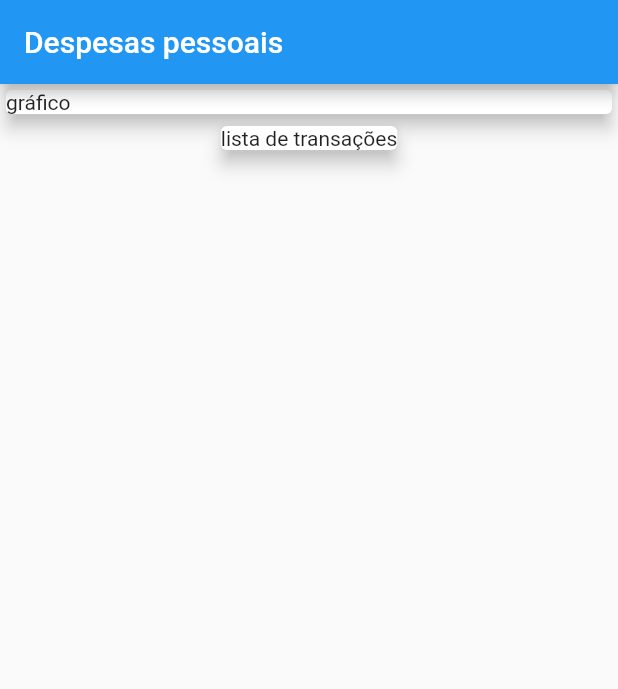
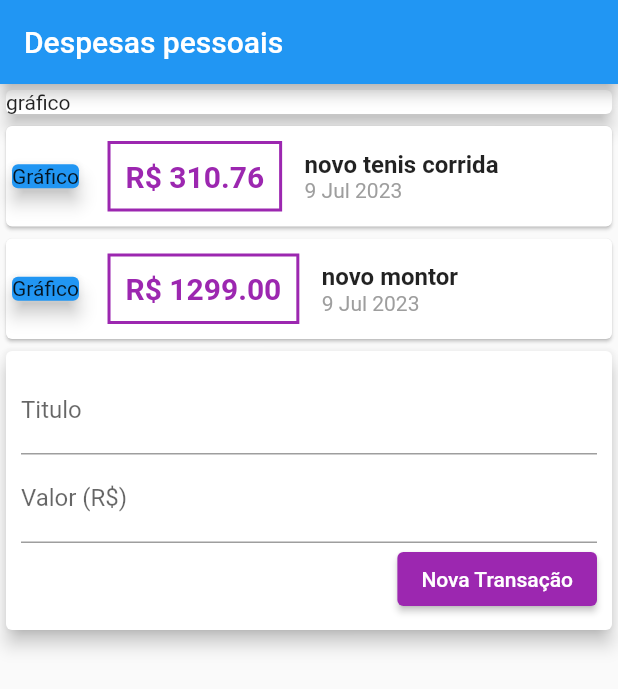
Before and after one commit to manuabigsz/app_expanses, a Flutter app: the screen it shows after launch, on a phone screen of 412 x 824 dp. Shown: the top 689 px of the screen. Run offline on Flutter 3.47's test engine with Material 2 defaults, Android fonts, the phone set to English and light mode, and no system bars.

Commit message:
alterações

```diff
--- /dev/null
+++ b/lib/components/transaction_form.dart
@@ -0,0 +1,40 @@
+import 'package:flutter/material.dart';
+
+class TransactionForm extends StatelessWidget {
+  @override
+  Widget build(BuildContext context) {
+    final titleController = TextEditingController();
+    final valueController = TextEditingController();
+
+    return Card(
+      elevation: 5,
+      child: Padding(
+        padding: const EdgeInsets.all(10),
+        child: Column(
+          children: [
+            TextField(
+              controller: titleController,
+              decoration: InputDecoration(labelText: 'Titulo'),
+            ),
+            TextField(
+              controller: valueController,
+              decoration: InputDecoration(labelText: 'Valor (R\$)'),
+            ),
+            Row(
+              mainAxisAlignment: MainAxisAlignment.end,
+              children: [
+                ElevatedButton(
+                  onPressed: () {},
+                  child: Text('Nova Transação'),
+                  style: ElevatedButton.styleFrom(
+                    backgroundColor: Colors.purple,
+                  ),
+                ),
+              ],
+            ),
+          ],
+        ),
+      ),
+    );
+  }
+}
--- /dev/null
+++ b/lib/components/transaction_list.dart
@@ -0,0 +1,62 @@
+import 'package:flutter/material.dart';
+import 'package:intl/intl.dart';
+import '../models/transaction.dart';
+
+class TransactionList extends StatelessWidget {
+  final List<Transaction> transactions;
+
+  TransactionList(this.transactions);
+
+  @override
+  Widget build(BuildContext context) {
+    return Column(
+      children: transactions.map((tr) {
+        return Card(
+          child: Row(
+            children: [
+              Container(
+                child: Card(
+                  child: Text('Gráfico'),
+                  elevation: 5,
+                  color: Colors.blue,
+                ),
+              ),
+              Container(
+                margin: EdgeInsets.symmetric(horizontal: 15, vertical: 10),
+                child: Text(
+                  'R\$ ${tr.value.toStringAsFixed(2)}',
+                  style: TextStyle(
+                    fontWeight: FontWeight.bold,
+                    fontSize: 20,
+                    color: Colors.purple,
+                  ),
+                ),
+                decoration: BoxDecoration(
+                  border: Border.all(
+                    color: Colors.purple,
+                    width: 2,
+                  ),
+                ),
+                padding: EdgeInsets.all(10),
+              ),
+              Column(
+                mainAxisAlignment: MainAxisAlignment.start,
+                crossAxisAlignment: CrossAxisAlignment.start,
+                children: [
+                  Text(
+                    tr.title,
+                    style: TextStyle(fontSize: 16, fontWeight: FontWeight.bold),
+                  ),
+                  Text(
+                    DateFormat('d MMM y').format(tr.date),
+                    style: TextStyle(color: Colors.grey),
+                  )
+                ],
+              ),
+            ],
+          ),
+        );
+      }).toList(),
+    );
+  }
+}
--- /dev/null
+++ b/lib/components/transaction_user.dart
@@ -0,0 +1,31 @@
+import 'package:flutter/material.dart';
+import 'transaction_form.dart';
+import 'transaction_list.dart';
+import '../models/transaction.dart';
+
+class TransactionUser extends StatefulWidget {
+  @override
+  State<TransactionUser> createState() => _TransactionUser();
+}
+
+class _TransactionUser extends State<TransactionUser> {
+  final _transactions = [
+    Transaction(
+        id: 't1',
+        title: 'novo tenis corrida',
+        value: 310.76,
+        date: DateTime.now()),
+    Transaction(
+        id: 't2', title: 'novo montor', value: 1299.00, date: DateTime.now()),
+  ];
+
+  @override
+  Widget build(BuildContext context) {
+    return Column(
+      children: [
+        TransactionList(_transactions),
+        TransactionForm(),
+      ],
+    );
+  }
+}
--- a/lib/main.dart
+++ b/lib/main.dart
@@ -1,3 +1,6 @@
+import 'package:expansez/components/transaction_form.dart';
+import 'package:expansez/components/transaction_list.dart';
+import 'package:expansez/components/transaction_user.dart';
 import 'package:expansez/models/transaction.dart';
 import 'package:flutter/material.dart';
 
@@ -13,16 +16,6 @@
 }
 
 class MyHomePage extends StatelessWidget {
-  final _transactions = [
-    Transaction(
-        id: 't1',
-        title: 'novo tenis corrida',
-        value: 310.76,
-        date: DateTime.now()),
-    Transaction(
-        id: 't2', title: 'novo montor', value: 1299.00, date: DateTime.now()),
-  ];
-
   @override
   Widget build(BuildContext context) {
     return Scaffold(
@@ -30,6 +23,7 @@
         title: Text('Despesas pessoais'),
       ),
       body: Column(
+        crossAxisAlignment: CrossAxisAlignment.stretch,
         children: [
           Container(
             width: double.infinity,
@@ -40,10 +34,7 @@
               elevation: 5,
             ),
           ),
-          Card(
-            child: Text('lista de transações'),
-            elevation: 5,
-          ),
+          TransactionUser(),
         ],
       ),
     );
--- a/pubspec.yaml
+++ b/pubspec.yaml
@@ -30,6 +30,7 @@
 dependencies:
   flutter:
     sdk: flutter
+  intl: ^0.17.0
 
 
   # The following adds the Cupertino Icons font to your application.
```
Also changed, not shown: pubspec.lock.
